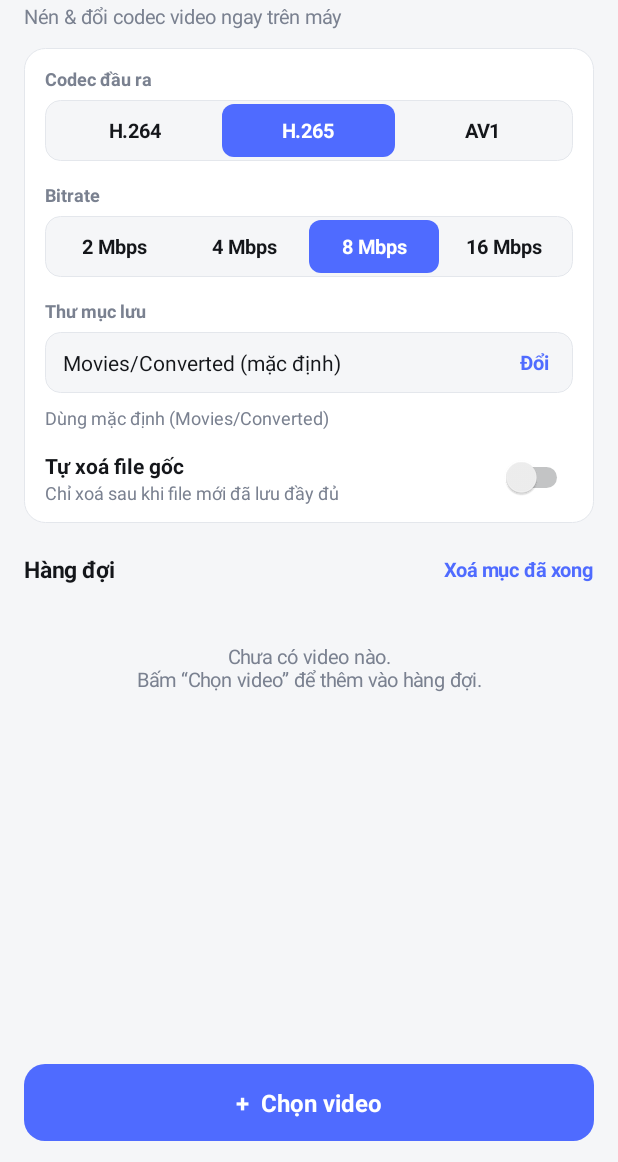
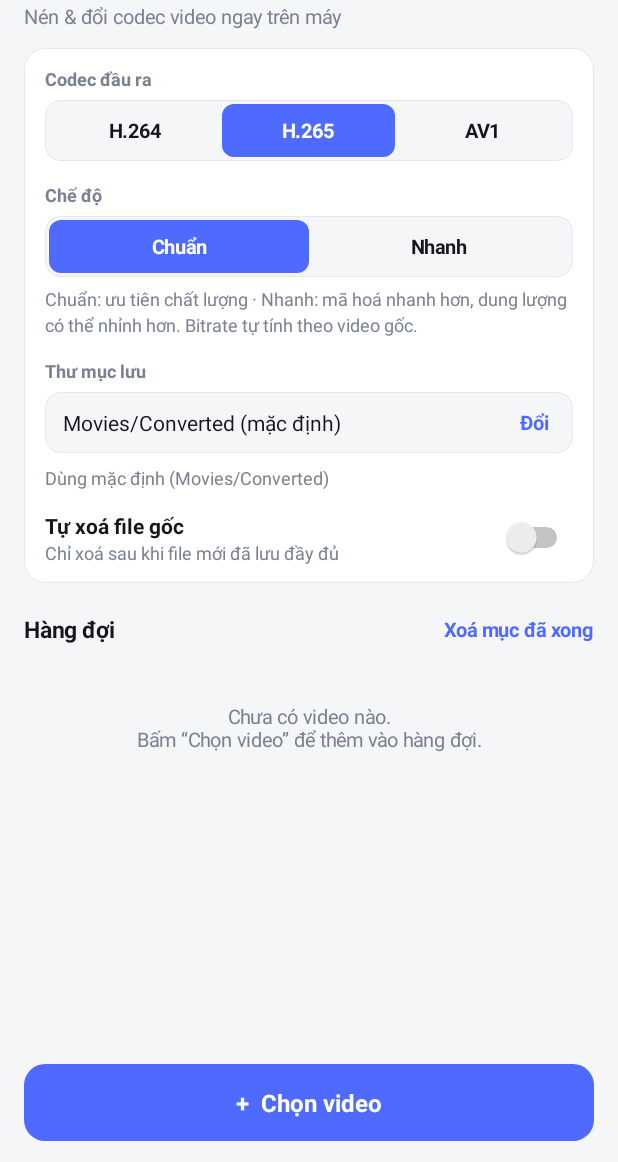
Before and after one commit to Vinygamer124/videoconverter, an Android app: the screen it shows after launch (MainActivity), on a phone screen of 412 x 824 dp, the part 74-1236 px from its top. Run offline under Robolectric (Android 15) with nearby library versions, the phone set to English and light mode, and no system bars.

Commit message:
Chọn chế độ Chuẩn/Nhanh, bitrate tự động

```diff
--- a/app/src/main/java/com/alex/videoconv/MainActivity.kt
+++ b/app/src/main/java/com/alex/videoconv/MainActivity.kt
@@ -49,7 +49,7 @@ class Bar(ctx: Context, private val track: Int, private val fill: Int) : View(ct
 
 class MainActivity : ComponentActivity() {
     private val codecs = listOf("H.264" to MimeTypes.VIDEO_H264, "H.265" to MimeTypes.VIDEO_H265, "AV1" to MimeTypes.VIDEO_AV1)
-    private val rates = listOf("2 Mbps" to 2_000_000, "4 Mbps" to 4_000_000, "8 Mbps" to 8_000_000, "16 Mbps" to 16_000_000)
+    private val speeds = listOf("Chuẩn", "Nhanh")
 
     private val night by lazy { (resources.configuration.uiMode and Configuration.UI_MODE_NIGHT_MASK) == Configuration.UI_MODE_NIGHT_YES }
     private val cBg by lazy { if (night) 0xFF0E1013.toInt() else 0xFFF5F6F8.toInt() }
@@ -63,7 +63,7 @@ class MainActivity : ComponentActivity() {
 
     private lateinit var prefs: android.content.SharedPreferences
     private var codecIdx = 1
-    private var rateIdx = 2
+    private var speedIdx = 0
     private var delOrig = false
     private var outDir: Uri? = null
 
@@ -78,7 +78,7 @@ class MainActivity : ComponentActivity() {
         uris.forEach { u ->
             try { contentResolver.takePersistableUriPermission(u, Intent.FLAG_GRANT_READ_URI_PERMISSION or Intent.FLAG_GRANT_WRITE_URI_PERMISSION) }
             catch (_: Exception) { try { contentResolver.takePersistableUriPermission(u, Intent.FLAG_GRANT_READ_URI_PERMISSION) } catch (_: Exception) {} }
-            ConvertService.jobs.add(Job(u, nameOf(u), codecs[codecIdx].second, rates[rateIdx].second, outDir, delOrig))
+            ConvertService.jobs.add(Job(u, nameOf(u), codecs[codecIdx].second, speedIdx == 1, outDir, delOrig))
         }
         if (uris.isNotEmpty()) {
             ContextCompat.startForegroundService(this, Intent(this, ConvertService::class.java))
@@ -131,7 +131,7 @@ class MainActivity : ComponentActivity() {
     override fun onCreate(s: Bundle?) {
         super.onCreate(s)
         prefs = getSharedPreferences("settings", MODE_PRIVATE)
-        codecIdx = prefs.getInt("codec", 1); rateIdx = prefs.getInt("rate", 2); delOrig = prefs.getBoolean("del", false)
+        codecIdx = prefs.getInt("codec", 1); speedIdx = prefs.getInt("speed", 0); delOrig = prefs.getBoolean("del", false)
         outDir = prefs.getString("outDir", null)?.let { Uri.parse(it) }
         if (Build.VERSION.SDK_INT >= 33) perm.launch(Manifest.permission.POST_NOTIFICATIONS)
 
@@ -154,8 +154,9 @@ class MainActivity : ComponentActivity() {
         val set = card()
         set.addView(tv("Codec đầu ra", 12f, cMu, true))
         set.addView(seg(codecs.map { it.first }, codecIdx) { codecIdx = it; prefs.edit().putInt("codec", it).apply() }, lp(top = 6))
-        set.addView(tv("Bitrate", 12f, cMu, true), lp(top = 14))
-        set.addView(seg(rates.map { it.first }, rateIdx) { rateIdx = it; prefs.edit().putInt("rate", it).apply() }, lp(top = 6))
+        set.addView(tv("Chế độ", 12f, cMu, true), lp(top = 14))
+        set.addView(seg(speeds, speedIdx) { speedIdx = it; prefs.edit().putInt("speed", it).apply() }, lp(top = 6))
+        set.addView(tv("Chuẩn: ưu tiên chất lượng · Nhanh: mã hoá nhanh hơn, dung lượng có thể nhỉnh hơn. Bitrate tự tính theo video gốc.", 12f, cMu).apply { setLineSpacing(0f, 1.2f) }, lp(top = 6))
         set.addView(tv("Thư mục lưu", 12f, cMu, true), lp(top = 14))
         val fRow = LinearLayout(this).apply {
             gravity = Gravity.CENTER_VERTICAL; background = shape(cBg, 10, cBd); setPadding(dp(12), dp(11), dp(12), dp(11))
@@ -279,7 +280,7 @@ class MainActivity : ComponentActivity() {
             }
             c.addView(top)
             val (txt, col) = when (j.state) {
-                St.WAIT -> "Đang chờ · ${names[j.mime]}${if (j.deleteOriginal) " · sẽ xoá file gốc" else ""}" to cMu
+                St.WAIT -> "Đang chờ · ${names[j.mime]} · ${if (j.fast) "Nhanh" else "Chuẩn"}${if (j.deleteOriginal) " · sẽ xoá file gốc" else ""}" to cMu
                 St.RUN -> "Đang chuyển đổi · ${j.progress}%" + (if (j.etaSec >= 0) " · còn ~${fmtDur(j.etaSec)}" else "") to cAc
                 St.SAVE -> "Đang lưu…" to cAc
                 St.DONE -> "Xong ✓ · ${j.msg}" to cOk
```
Also changed, not shown: app/src/main/java/com/alex/videoconv/ConvertService.kt (+50 -2 lines).
